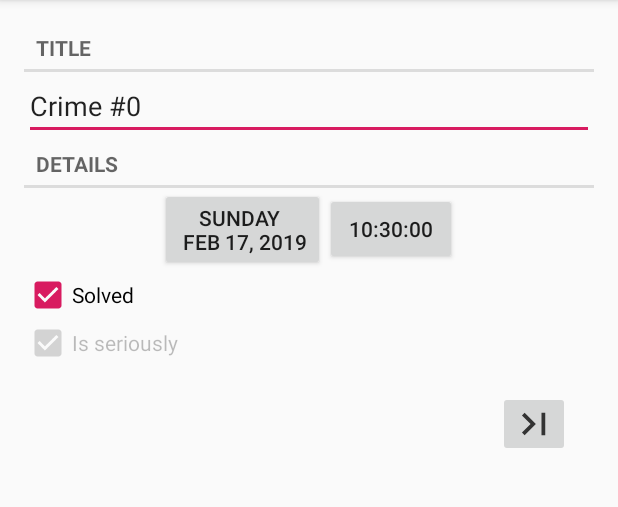
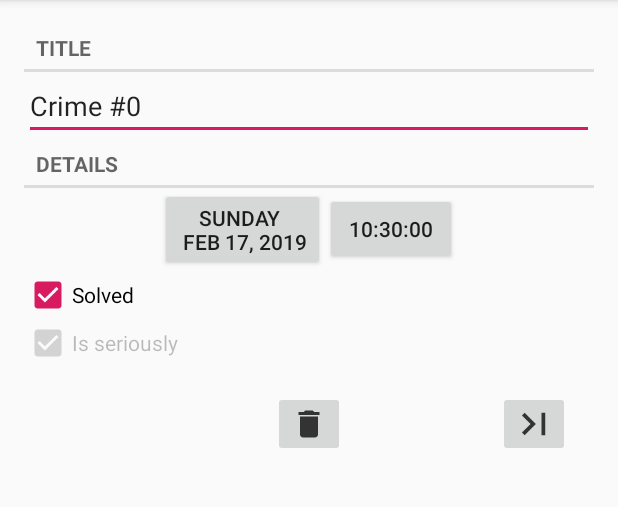
Before and after one commit to farvater11/CriminalIntent, an Android app: the screen it shows after launch (CrimePagerActivity), after a tap on an icon or button, on a phone screen of 412 x 824 dp, the part 84-591 px from its top. Run offline under Robolectric (Android 15) with nearby library versions, the phone set to English and light mode, and no system bars.

Commit message:
chapter 13 future 1 is done

```diff
--- a/app/src/main/java/com/example/farvater/criminalintent/CrimeFragment.java
+++ b/app/src/main/java/com/example/farvater/criminalintent/CrimeFragment.java
@@ -43,6 +43,7 @@ public class CrimeFragment extends Fragment implements View.OnClickListener {
     private CheckBox mIsSeriouslyCheckBox;
     private ImageButton mFirstCrimeButton;
     private ImageButton mLastCrimeButton;
+    private ImageButton mDellCrimeButton;
 
 
     public static CrimeFragment newInstance(UUID uuid, int position){
@@ -75,7 +76,6 @@ public class CrimeFragment extends Fragment implements View.OnClickListener {
     public void onCreate(@Nullable Bundle savedInstanceState) {
         super.onCreate(savedInstanceState);
         mCrime = new Crime();
-        //UUID crimeId = (UUID) getActivity().getIntent().getSerializableExtra(CrimeActivity.EXTRA_CRIME_ID);
         UUID crimeId = (UUID) getArguments().getSerializable(ARG_CRIME_ID);
         mCurrentPosition = (int) getArguments().getInt(ARG_CRIME_POS);
         mCrime = CrimeLab.get(getActivity()).getCrime(crimeId);
@@ -92,11 +92,12 @@ public class CrimeFragment extends Fragment implements View.OnClickListener {
         mDateButton = (Button) v.findViewById(R.id.crime_date);
         mTimeButton = (Button) v.findViewById(R.id.crime_time);
         mIsSeriouslyCheckBox = (CheckBox) v.findViewById(R.id.is_seriously_checkbox);
-
         mFirstCrimeButton = (ImageButton) v.findViewById(R.id.first_crime_button);
+        mDellCrimeButton = (ImageButton) v.findViewById(R.id.del_crime_button);
         mLastCrimeButton = (ImageButton) v.findViewById(R.id.last_crime_button);
         mFirstCrimeButton.setOnClickListener(this);
         mLastCrimeButton.setOnClickListener(this);
+        mDellCrimeButton.setOnClickListener(this);
 
         mTitleField.setText(mCrime.getTitle());
         updateDate();
@@ -156,11 +157,6 @@ public class CrimeFragment extends Fragment implements View.OnClickListener {
         else if (v.getId() == R.id.crime_date){
             Intent intent = CrimeDatePickerActivity.newIntent(getActivity(), mCrime.getDate());
             startActivityForResult(intent,REQUEST_DATE);
-            /*
-            FragmentManager fragmentManager = getFragmentManager();
-            DatePickerFragment dialog = DatePickerFragment.newInstance(mCrime.getDate());
-            dialog.setTargetFragment(CrimeFragment.this, REQUEST_DATE);
-            dialog.show(fragmentManager,DIALOG_DATE);*/
         }
         else if(v.getId() == R.id.crime_time){
             FragmentManager fragmentManager = getFragmentManager();
@@ -168,5 +164,9 @@ public class CrimeFragment extends Fragment implements View.OnClickListener {
             timePickerFragment.setTargetFragment(CrimeFragment.this, REQUEST_DATE);
             timePickerFragment.show(fragmentManager,DIALOG_DATE);
         }
+        else if(v.getId() == R.id.del_crime_button){
+            CrimeLab.get(getActivity()).remCrime(mCrime);
+            getActivity().finish();
+        }
     }
 }
--- a/app/src/main/java/com/example/farvater/criminalintent/CrimeLab.java
+++ b/app/src/main/java/com/example/farvater/criminalintent/CrimeLab.java
@@ -33,6 +33,10 @@ public class CrimeLab {
         mCrimes.add(c);
     }
 
+    public void remCrime(Crime c){
+        mCrimes.remove(c);
+    }
+
 
     private List<Crime> mCrimes;
 
--- a/app/src/main/java/com/example/farvater/criminalintent/CrimeListFragment.java
+++ b/app/src/main/java/com/example/farvater/criminalintent/CrimeListFragment.java
@@ -29,13 +29,23 @@ import java.util.zip.Inflater;
 
 public class CrimeListFragment extends Fragment {
     private static final int REQUEST_CRIME = 1;
+    private static final String KEY_SUBTITLE = "key_visible_subtitle";
     private RecyclerView mCrimeRecyclerView;
     private CrimeAdapter mAdapter;
     private boolean mSubtitleVisible;
 
+
+    @Override
+    public void onSaveInstanceState(@NonNull Bundle outState) {
+        super.onSaveInstanceState(outState);
+        outState.putBoolean(KEY_SUBTITLE,mSubtitleVisible);
+    }
+
     @Override
     public void onCreate(@Nullable Bundle savedInstanceState) {
         super.onCreate(savedInstanceState);
+        if(savedInstanceState != null)
+            mSubtitleVisible = savedInstanceState.getBoolean(KEY_SUBTITLE);
         setHasOptionsMenu(true);
     }
 
@@ -106,6 +116,7 @@ public class CrimeListFragment extends Fragment {
     private void updateUI() {
         CrimeLab crimeLab = CrimeLab.get(getActivity());
         List<Crime> crimes = crimeLab.getCrimes();
+        updateSubtitle();
         if(mAdapter == null){
             mAdapter = new CrimeAdapter(crimes);
             mCrimeRecyclerView.setAdapter(mAdapter);
--- a/app/src/main/java/com/example/farvater/criminalintent/CrimePagerActivity.java
+++ b/app/src/main/java/com/example/farvater/criminalintent/CrimePagerActivity.java
@@ -41,8 +41,6 @@ public class CrimePagerActivity extends AppCompatActivity {
         mViewPager = (ViewPager) findViewById(R.id.crime_view_pager);
         mCrimes = CrimeLab.get(this).getCrimes();
 
-
-
         FragmentManager fragmentManager = getSupportFragmentManager();
         mViewPager.setAdapter(new FragmentStatePagerAdapter(fragmentManager) {
             @Override
--- /dev/null
+++ b/app/src/main/res/drawable-anydpi/ic_del_crime.xml
@@ -0,0 +1,10 @@
+<vector xmlns:android="http://schemas.android.com/apk/res/android"
+    android:width="24dp"
+    android:height="24dp"
+    android:viewportWidth="24"
+    android:viewportHeight="24"
+    android:tint="#333333">
+    <path
+        android:fillColor="#FF000000"
+        android:pathData="M6,19c0,1.1 0.9,2 2,2h8c1.1,0 2,-0.9 2,-2V7H6v12zM19,4h-3.5l-1,-1h-5l-1,1H5v2h14V4z"/>
+</vector>
--- a/app/src/main/res/layout/fragmen_crime.xml
+++ b/app/src/main/res/layout/fragmen_crime.xml
@@ -1,6 +1,7 @@
 <?xml version="1.0" encoding="utf-8"?>
 <LinearLayout xmlns:android="http://schemas.android.com/apk/res/android"
     xmlns:app="http://schemas.android.com/apk/res-auto"
+    xmlns:tools="http://schemas.android.com/tools"
     android:orientation="vertical"
     android:layout_width="match_parent"
     android:layout_height="match_parent"
@@ -58,6 +59,17 @@
             android:src="@drawable/ic_first_crime_button"/>
 
         <ImageButton
+            android:id="@+id/del_crime_button"
+            android:layout_width="wrap_content"
+            android:layout_height="wrap_content"
+            android:layout_marginStart="8dp"
+            android:layout_marginEnd="8dp"
+            app:layout_constraintEnd_toStartOf="@+id/last_crime_button"
+            app:layout_constraintStart_toEndOf="@+id/first_crime_button"
+            app:layout_constraintTop_toTopOf="parent"
+            android:src="@drawable/ic_del_crime" />
+
+        <ImageButton
             android:id="@+id/last_crime_button"
             android:layout_width="wrap_content"
             android:layout_height="wrap_content"
```
Also changed, not shown: app/src/main/res/drawable-hdpi/ic_del_crime.png (added), app/src/main/res/drawable-mdpi/ic_del_crime.png (added), app/src/main/res/drawable-xhdpi/ic_del_crime.png (added), app/src/main/res/drawable-xxhdpi/ic_del_crime.png (added).
